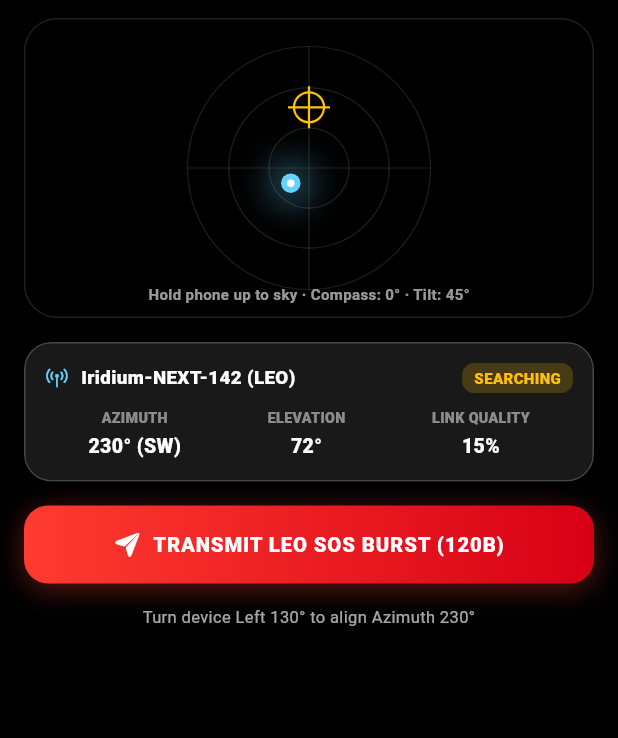
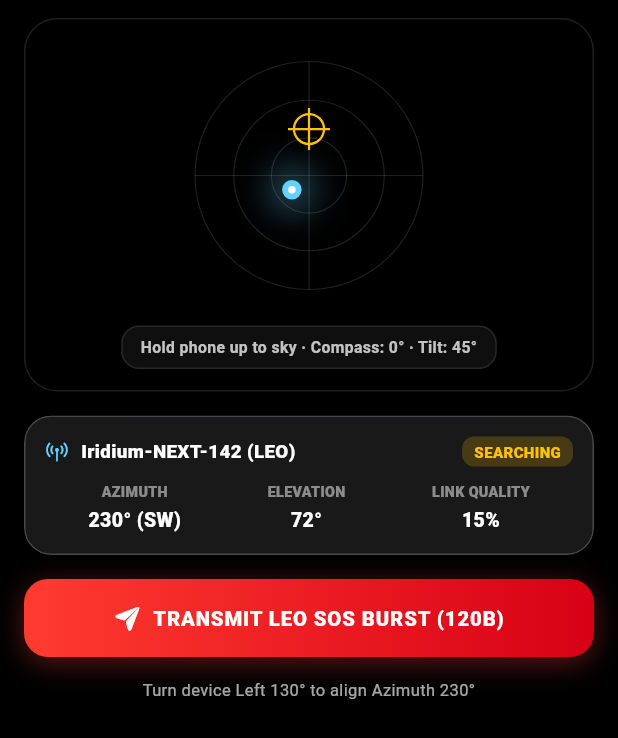
Before and after one commit to Heng-zm/gps, a Flutter app: the SatelliteSosSheet widget shown alone on an empty page, opened directly, on a phone screen of 412 x 824 dp. Shown: the top 738 px of the screen. Run offline on Flutter 3.47's test engine with Material 3 defaults, Android fonts, the light colour scheme and no system bars; our stand-ins replace battery_plus, camera, fl_chart, flutter_compass, flutter_map, flutter_markdown and 7 more; missing offline and left inert: mapbox_maps_flutter, tflite_flutter; accounts and stored records are empty.

Commit message:
fix(ui): eliminate speedometer overlap, fix satellite radar label collision, and prevent header text truncation

```diff
--- a/lib/screens/tracking/tracking_top_hud.dart
+++ b/lib/screens/tracking/tracking_top_hud.dart
@@ -542,7 +542,7 @@
 
     return Positioned(
       left: 14,
-      bottom: bottomSafe + 130,
+      bottom: bottomSafe + 168,
       child: ListenableBuilder(
         listenable: Listenable.merge(<Listenable>[
           speedN,
--- a/lib/widgets/telemetry/satellite_sos_sheet.dart
+++ b/lib/widgets/telemetry/satellite_sos_sheet.dart
@@ -201,7 +201,7 @@
 
   Widget _buildSkyRadar(SatellitePassPrediction pass, SatelliteLinkState state) {
     return Container(
-      height: 200,
+      padding: const EdgeInsets.symmetric(vertical: 14, horizontal: 12),
       decoration: BoxDecoration(
         color: Colors.black.withValues(alpha: 0.65),
         borderRadius: BorderRadius.circular(22),
@@ -211,11 +211,11 @@
               : Colors.white.withValues(alpha: 0.12),
         ),
       ),
-      child: Stack(
-        alignment: Alignment.center,
+      child: Column(
+        mainAxisSize: MainAxisSize.min,
         children: <Widget>[
           CustomPaint(
-            size: const Size(190, 190),
+            size: const Size(180, 180),
             painter: _SkyRadarPainter(
               azimuthDeg: pass.azimuthDeg,
               elevationDeg: pass.elevationDeg,
@@ -224,15 +224,28 @@
               isAligned: pass.isAligned,
             ),
           ),
-          Positioned(
-            bottom: 8,
+          const SizedBox(height: 10),
+          Container(
+            padding: const EdgeInsets.symmetric(horizontal: 12, vertical: 6),
+            decoration: BoxDecoration(
+              color: pass.isAligned
+                  ? AppColors.green.withValues(alpha: 0.15)
+                  : Colors.white.withValues(alpha: 0.06),
+              borderRadius: BorderRadius.circular(12),
+              border: Border.all(
+                color: pass.isAligned
+                    ? AppColors.green.withValues(alpha: 0.4)
+                    : Colors.white.withValues(alpha: 0.10),
+              ),
+            ),
             child: Text(
               pass.isAligned
                   ? '🎯 SATELLITE LOCKED · Phone Aligned (${pass.deviceHeadingDeg.round()}° / ${pass.devicePitchDeg.round()}°)'
                   : 'Hold phone up to sky · Compass: ${pass.deviceHeadingDeg.round()}° · Tilt: ${pass.devicePitchDeg.round()}°',
+              textAlign: TextAlign.center,
               style: TextStyle(
-                color: pass.isAligned ? AppColors.green : Colors.white.withValues(alpha: 0.6),
-                fontSize: 10,
+                color: pass.isAligned ? AppColors.green : Colors.white.withValues(alpha: 0.75),
+                fontSize: 10.5,
                 fontWeight: FontWeight.w700,
               ),
             ),
@@ -355,9 +368,10 @@
       center.dy + math.sin(radAz) * distFromCenter,
     );
 
-    // Real device physical pointing crosshair
+    // Real device physical pointing crosshair (clamped safely inside radar boundary)
     final double devRad = (deviceHeadingDeg - 90) * (math.pi / 180.0);
-    final double devDist = ((90.0 - devicePitchDeg) / 90.0).clamp(0.0, 1.0) * radius;
+    final double maxReticleRadius = math.max(0.0, radius - 14.0);
+    final double devDist = ((90.0 - devicePitchDeg) / 90.0).clamp(0.0, 1.0) * maxReticleRadius;
     final Offset devPos = Offset(
       center.dx + math.cos(devRad) * devDist,
       center.dy + math.sin(devRad) * devDist,
```
Also changed, not shown: lib/screens/map/map_screen.dart (+19 -7 lines).
